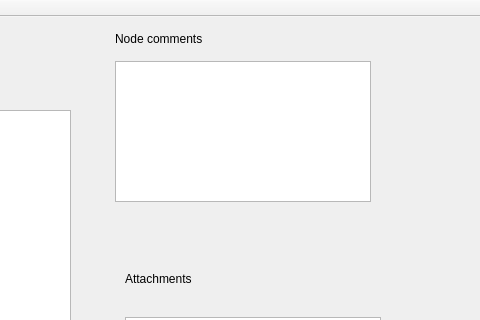
Qt form pdb/mainwindow.ui (cynicanonimus/pdb) before a commit; both pictures show x 195 to 675 and y 0 to 320 of the 798 by 561 pixel window.
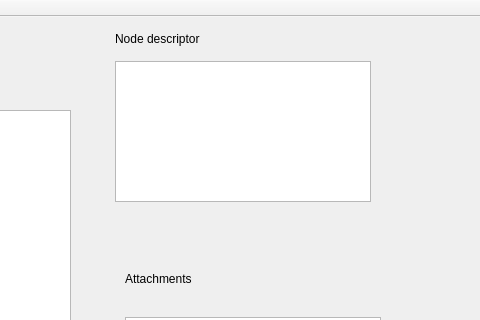
The same form after that commit. Icons and pictures are not drawn. Custom widgets are drawn as their Qt base class.

Patch:
```diff
--- a/pdb/mainwindow.ui
+++ b/pdb/mainwindow.ui
@@ -144,7 +144,7 @@
      </size>
     </property>
     <property name="text">
-     <string>Node comments</string>
+     <string>Node descriptor</string>
     </property>
    </widget>
    <widget class="QLabel" name="m_AttachmentLabel">
```
